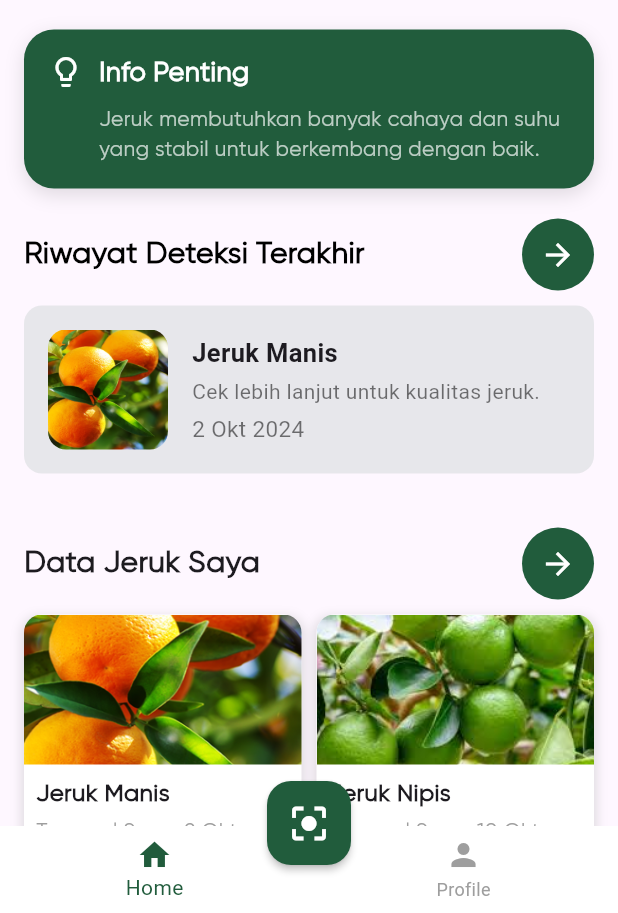
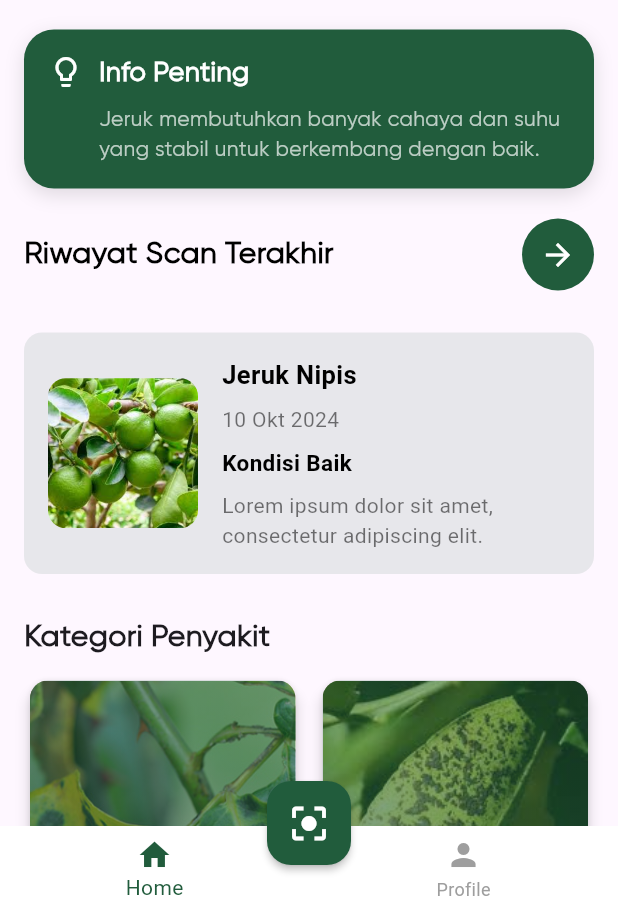
Before and after one commit to Eddav29/CitrusScan-Project, a Flutter app: the HomeScreen screen opened by its route, on a phone screen of 412 x 824 dp, the part 323-1236 px from its top. Run offline on Flutter 3.47's test engine with Material 3 defaults, Android fonts, the light colour scheme and no system bars; our stand-ins replace camera, dio, flutter_riverpod, go_router, image_picker, loading_animation_widget and 1 more; accounts and stored records are empty.

Commit message:
Update : Home Screen

```diff
--- a/frontend/frontend_project/lib/screen/pages/home/home_screen.dart
+++ b/frontend/frontend_project/lib/screen/pages/home/home_screen.dart
@@ -3,11 +3,9 @@ import 'package:image_picker/image_picker.dart';
 import '../../common/widgets/navigation_bar.dart';
 import 'tips_widget.dart';
 import '../scan/recent_scan_widget.dart';
-import 'data_jeruk_widget.dart';
 import '../../common/widgets/app_bar.dart';
 import '../history/scan_history_screen.dart';
 import '../search/search_disease.dart';
-import '../scan/scan_result_screen.dart';
 
 class HomeScreen extends StatefulWidget {
   @override
@@ -17,56 +15,7 @@ class HomeScreen extends StatefulWidget {
 class _HomeScreenState extends State<HomeScreen> {
   Color appBarColor = Colors.transparent;
 
-  // Data dummy untuk riwayat jeruk
-  final List<Map<String, String>> jerukData = [
-    {
-      "namaJeruk": "Jeruk Manis",
-      "tanggalScan": "2 Okt 2024",
-      "imagePath": 'assets/images/jeruk1.png',
-    },
-    {
-      "namaJeruk": "Jeruk Nipis",
-      "tanggalScan": "10 Okt 2024",
-      "imagePath": 'assets/images/jeruknipis.jpeg',
-    },
-    {
-      "namaJeruk": "Jeruk Bali",
-      "tanggalScan": "12 Okt 2024",
-      "imagePath": 'assets/images/jeruk1.png',
-    },
-    {
-      "namaJeruk": "Jeruk Keprok",
-      "tanggalScan": "15 Okt 2024",
-      "imagePath": 'assets/images/jeruknipis.jpeg',
-    },
-  ];
 
-  List<Widget> buildJerukRows() {
-    List<Widget> rows = [];
-    for (int i = 0; i < jerukData.length; i += 2) {
-      DataJerukWidget leftCard = DataJerukWidget(
-        namaJeruk: jerukData[i]["namaJeruk"]!,
-        tanggalScan: jerukData[i]["tanggalScan"]!,
-        imagePath: jerukData[i]["imagePath"]!,
-      );
-
-      DataJerukWidget rightCard = (i + 1 < jerukData.length)
-          ? DataJerukWidget(
-              namaJeruk: jerukData[i + 1]["namaJeruk"]!,
-              tanggalScan: jerukData[i + 1]["tanggalScan"]!,
-              imagePath: jerukData[i + 1]["imagePath"]!,
-            )
-          : DataJerukWidget(
-              namaJeruk: "",
-              tanggalScan: "",
-              imagePath: "",
-            );
-
-      rows.add(JerukRowWidget(leftCard: leftCard, rightCard: rightCard));
-      rows.add(SizedBox(height: 10));
-    }
-    return rows;
-  }
 
   @override
   Widget build(BuildContext context) {
@@ -144,7 +93,7 @@ class _HomeScreenState extends State<HomeScreen> {
                     mainAxisAlignment: MainAxisAlignment.spaceBetween,
                     children: [
                       Text(
-                        "Riwayat Deteksi Terakhir",
+                        "Riwayat Scan Terakhir",
                         style: TextStyle(
                           fontSize: 20,
                           fontWeight: FontWeight.bold,
@@ -173,46 +122,35 @@ class _HomeScreenState extends State<HomeScreen> {
                     ],
                   ),
                   SizedBox(height: 10),
-                  // Menampilkan riwayat scan dengan _buildScanHistoryCard
-                  _buildScanHistoryCard(
-                    context,
-                    imagePath: 'assets/images/jeruk1.png',
-                    deteksi: 'Jeruk Manis',
-                    tanggal: '2 Okt 2024',
-                    saran: 'Cek lebih lanjut untuk kualitas jeruk.',
-                    isSelected: false,
-                  ),
+                  // Menampilkan riwayat scan
+                  RecentScanWidget(),
                   SizedBox(height: 20),
-                  // Data jeruk saya
-                  Row(
-                    mainAxisAlignment: MainAxisAlignment.spaceBetween,
-                    children: [
+                   // Bagian kategori penyakit
                   Text(
-                        "Data Jeruk Saya",
+                    "Kategori Penyakit",
                     style: TextStyle(
                       fontSize: 20,
                       fontWeight: FontWeight.bold,
                       fontFamily: 'Gilroy',
                     ),
                   ),
-                      Container(
-                        decoration: BoxDecoration(
-                          color: Color(0xFF215C3C),
-                          shape: BoxShape.circle,
-                        ),
-                        child: IconButton(
-                          icon: Icon(Icons.arrow_forward, color: Colors.white),
-                          onPressed: () {
-                            print("Lihat Selengkapnya Data Jeruk tapped");
-                          },
-                        ),
-                      ),
+                  SizedBox(height: 10),
+                  GridView.count(
+                    shrinkWrap: true,
+                    crossAxisCount: 2, // 2 kolom per baris
+                    crossAxisSpacing: 10,
+                    mainAxisSpacing: 10,
+                    childAspectRatio: 3 / 4, // Proporsi untuk mendekati desain
+                    physics: NeverScrollableScrollPhysics(),
+                    children: [
+                      _buildDiseaseCard(
+                          'Black Spot', 'assets/images/black-spot.jpg'),
+                      _buildDiseaseCard(
+                          'Melanose', 'assets/images/melanose.jpeg'),
+                      _buildDiseaseCard('Canker', 'assets/images/canker.jpg'),
+                      _buildDiseaseCard(
+                          'Greening', 'assets/images/greening.jpeg'),
                     ],
-                  ),
-                  SizedBox(height: 10),
-                  // Menampilkan semua data jeruk
-                  Column(
-                    children: buildJerukRows(),
                   ),
                 ],
               ),
@@ -223,74 +161,78 @@ class _HomeScreenState extends State<HomeScreen> {
       bottomNavigationBar: CustomNavigationBar(),
     );
   }
-}
 
-// Define the reusable scan history card widget
-Widget _buildScanHistoryCard(
-  BuildContext context, {
-  required String imagePath,
-  required String deteksi,
-  required String tanggal,
-  required String saran,
-  required bool isSelected,
-}) {
+  // Widget untuk setiap kartu penyakit
+  Widget _buildDiseaseCard(String name, String imagePath) {
   return GestureDetector(
     onTap: () {
-      // Navigate to the ScanResultScreen and pass the imagePath
-      Navigator.push(
-        context,
-        MaterialPageRoute(
-          builder: (context) => ScanResultScreen(imagePath: imagePath),
-        ),
-      );
+       // Menambahkan logika if-else untuk menangani masing-masing penyakit
+      if (name == 'Canker') {
+
+      } else if (name == 'Greening') {
+
+      } else if (name == 'Black Spot') {
+      } else if (name == 'Melanose') {
+      }
     },
-    child: Container(
-      decoration: BoxDecoration(
-        color: Color(0xFF215C3C).withOpacity(0.1),
+    child: Card(
+      shape: RoundedRectangleBorder(
         borderRadius: BorderRadius.circular(12),
       ),
-      padding: EdgeInsets.all(16),
-      margin: EdgeInsets.only(bottom: 16),
+      elevation: 4,
       child: Stack(
         children: [
-          Row(
-            children: [
+          // Gambar latar belakang
           ClipRRect(
             borderRadius: BorderRadius.circular(12),
             child: Image.asset(
               imagePath,
-                  width: 80,
-                  height: 80,
               fit: BoxFit.cover,
+              width: double.infinity,
+              height: double.infinity,
             ),
           ),
-              SizedBox(width: 16),
-              Expanded(
-                child: Column(
-                  crossAxisAlignment: CrossAxisAlignment.start,
-                  children: [
-                    Text(
-                      deteksi,
-                      style:
-                          TextStyle(fontSize: 17, fontWeight: FontWeight.bold),
+          // Layer dengan efek gradasi hitam
+          ClipRRect(
+            borderRadius: BorderRadius.circular(12),
+            child: Container(
+              decoration: BoxDecoration(
+                gradient: LinearGradient(
+                  begin: Alignment.topCenter,
+                  end: Alignment.bottomCenter,
+                  colors: [
+                    Color(0xFF215C3C).withOpacity(0.5), // Bagian atas lebih terang
+                    Color(0xFF215C3C).withOpacity(0.7), // Bagian bawah lebih gelap
+                  ],
                 ),
-                    SizedBox(height: 4),
-                    Text(
-                      saran,
-                      style: TextStyle(fontSize: 14, color: Colors.black54),
               ),
-                    SizedBox(height: 4),
-                    Text(
-                      tanggal,
-                      style: TextStyle(fontSize: 15, color: Colors.black54),
+            ),
+          ),
+          // Teks di atas gambar
+          Positioned(
+            bottom: 8, // Jarak dari bagian bawah
+            left: 8,   // Jarak dari bagian kiri
+            right: 8,  // Jarak dari bagian kanan
+            child: Text(
+              name,
+              style: TextStyle(
+                fontSize: 16,
+                fontWeight: FontWeight.bold,
+                color: Colors.white, // Warna teks putih
+                shadows: [
+                  Shadow(
+                    offset: Offset(0, 1), // Bayangan vertikal
+                    blurRadius: 2,
+                    color: Color(0xFF215C3C).withOpacity(0.5),
                   ),
                 ],
               ),
             ),
-            ],
           ),
         ],
       ),
     ),
   );
 }
+
+}
```
Also changed, not shown: frontend/frontend_project/assets/images/black-spot.jpg (added), frontend/frontend_project/assets/images/canker.jpg (added), frontend/frontend_project/assets/images/greening.jpeg (added), frontend/frontend_project/assets/images/melanose.jpeg (added). Lines whose indentation alone changed are shown as unchanged.
